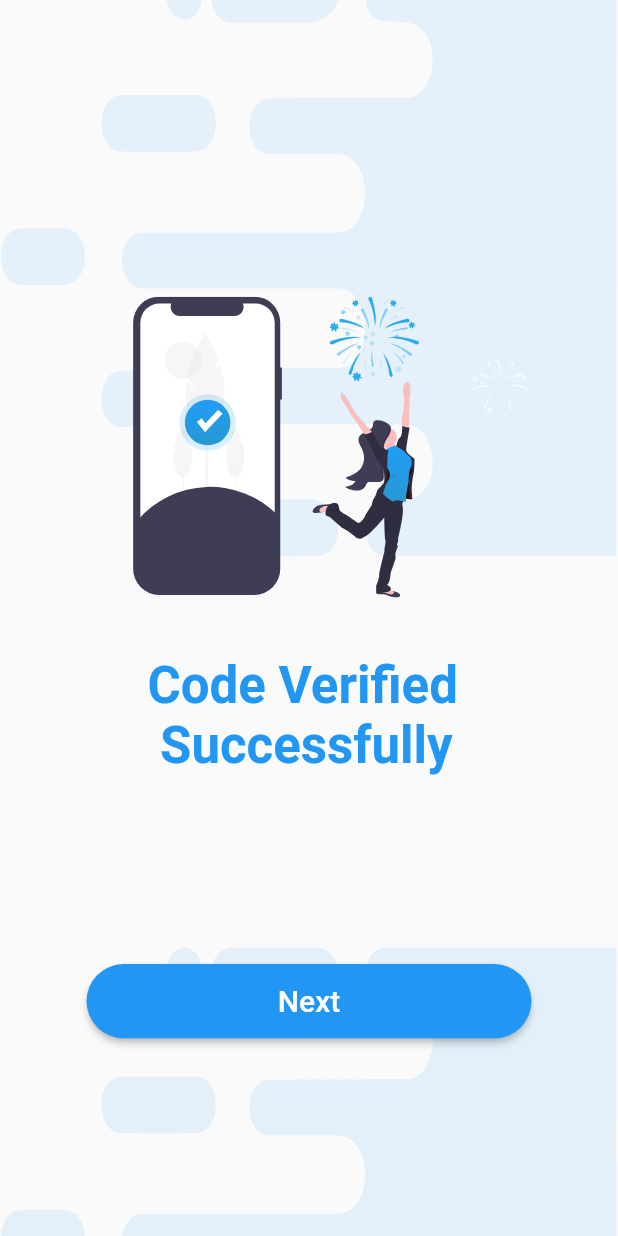
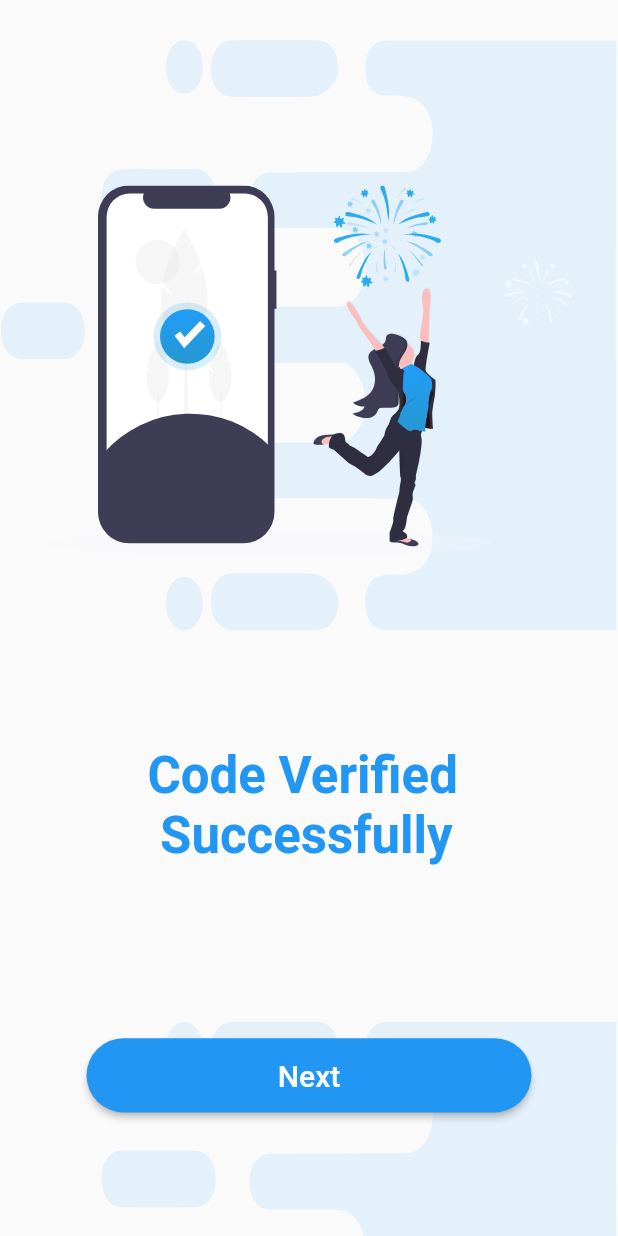
Before and after one commit to ycct/car_app, a Flutter app: the VerifiedScreen screen opened by its route, on a phone screen of 412 x 824 dp. Run offline on Flutter 3.47's test engine with Material 2 defaults, Android fonts, the phone set to English and light mode, and no system bars; our stand-ins replace animated_bottom_navigation_bar, carousel_slider, country_code_picker, flutter_svg, get.

Commit message:
verified screen's bugs fixed

```diff
--- a/lib/screens/verified_screen/verified_screen.dart
+++ b/lib/screens/verified_screen/verified_screen.dart
@@ -12,46 +12,41 @@ class VerifiedScreen extends StatelessWidget {
   @override
   Widget build(BuildContext context) {
     return Scaffold(
-      resizeToAvoidBottomInset: true,
       body: Stack(
         alignment: Alignment.center,
         children: [
-          SizedBox(
-            height: context.dynamicHeight(1),
-            width: context.dynamicHeight(1),
-            child:
-                SvgPicture.asset(ImagePaths.backgroundImage, fit: BoxFit.cover),
-          ),
-          Positioned(
-            top: context.paddingLargeHeight * 3,
-            child: Column(
-              mainAxisAlignment: MainAxisAlignment.center,
-              children: [
-                buildSvgPicture(context),
-                context.sizedBoxHeightSmall,
-                buildText(context),
-                context.sizedBoxHeightExtraSmall,
-              ],
+          Positioned.fill(
+            bottom: -context.dynamicHeight(0.12),
+            child: SvgPicture.asset(
+              ImagePaths.backgroundImage,
+              fit: BoxFit.fitWidth,
             ),
           ),
           Positioned(
-            bottom: context.dynamicHeight(0.16),
+            bottom: context.dynamicHeight(0.55),
+            child: buildSvgPicture(context),
+          ),
+          Positioned(
+            bottom: context.dynamicHeight(0.3),
+            child: buildText(context),
+          ),
+          Positioned(
+            bottom: context.dynamicHeight(0.10),
             child: CustomElevatedButton(
               onTap: () {
                 Get.toNamed("/home");
               },
               title: AppConstants.next,
-              width: context.dynamicWidth(0.72),
-              height: context.dynamicWidth(0.12),
             ),
           ),
         ],
       ),
     );
   }
+
   SizedBox buildSvgPicture(BuildContext context) {
     return SizedBox(
-      height: context.dynamicHeight(0.25),
+      height: context.dynamicHeight(0.3),
       width: context.dynamicWidth(1),
       child: SvgPicture.asset(
         ImagePaths.verified,
```
Also changed, not shown: assets/images/verified.svg.
